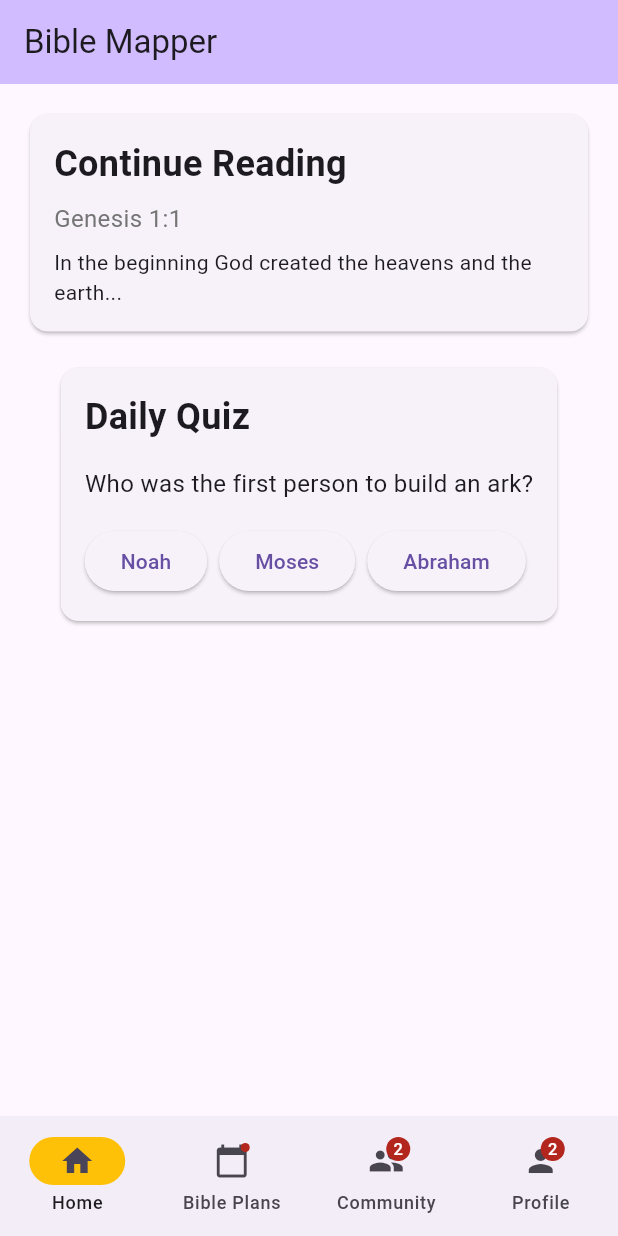
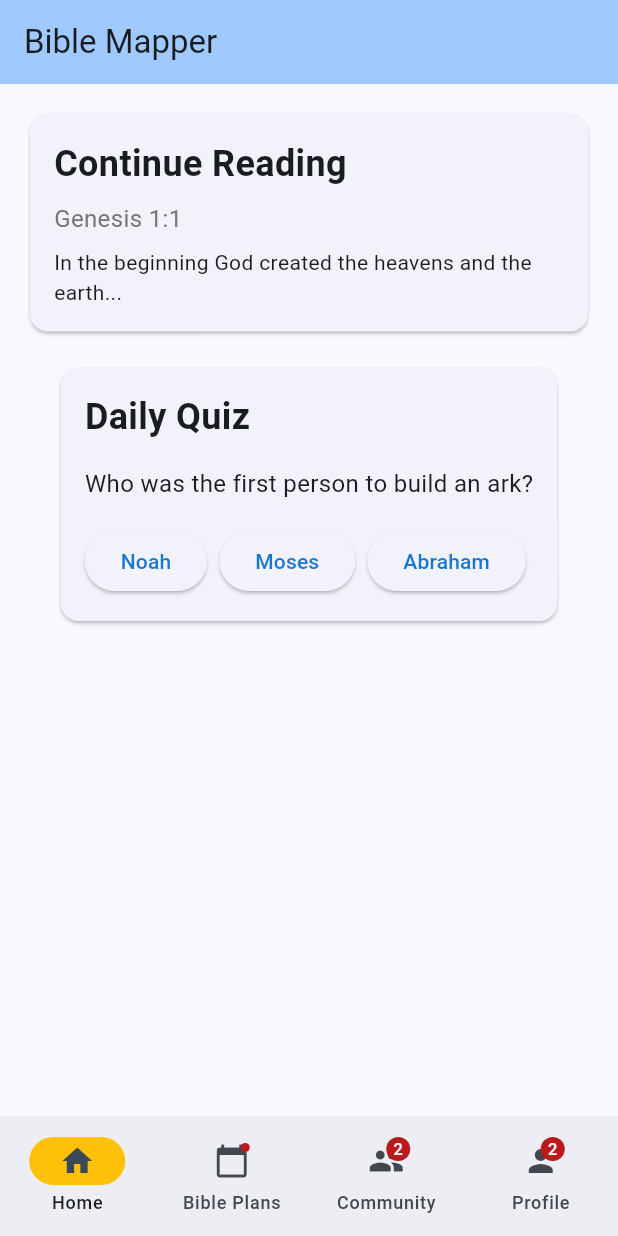
Before and after one commit to sk92129/biblemapper, a Flutter app: the screen it shows after launch, on a phone screen of 412 x 824 dp. Run offline on Flutter 3.47's test engine with Material 3 defaults, Android fonts, the phone set to English and light mode, and no system bars; our stand-ins replace flutter_bloc, go_router; generated files the repository leaves out were written again.

Commit message:
ADA accessibility

```diff
--- a/lib/main.dart
+++ b/lib/main.dart
@@ -42,15 +42,7 @@ class _MainAppState extends State<MainApp> {
   void initState() {
     super.initState();
     WidgetsBinding.instance.addPostFrameCallback((timeStamp) {
-      /*
-      try {
-        FirebaseMessaging.onMessage.listen((RemoteMessage message) {});
-        _setupInteractedMessage(context);
-      } catch (e) {
-        LoggingManager().logDebug('$e');
-      }
 
-       */
     });
   }
 
@@ -60,6 +52,41 @@ class _MainAppState extends State<MainApp> {
       debugShowCheckedModeBanner: false,
       title: "Bible Mapper",
       routerConfig: goRouter,
+
+      // Add accessibility features
+      theme: ThemeData(
+        useMaterial3: true,
+        brightness: Brightness.light,
+        colorScheme: ColorScheme.fromSeed(
+          seedColor: Colors.blue,
+          brightness: Brightness.light,
+        ).copyWith(
+          // Ensure sufficient color contrast (WCAG 2.1 compliant)
+          primary: Colors.blue.shade700,
+          secondary: Colors.teal.shade700,
+        ),
+        textTheme: Theme.of(context).textTheme.copyWith(
+          bodyLarge: const TextStyle(fontSize: 16.0),
+          bodyMedium: const TextStyle(fontSize: 14.0),
+          titleMedium: const TextStyle(fontSize: 16.0),
+        ),
+      ),
+
+      // Enable text scaling for accessibility
+      builder: (context, child) {
+        return MediaQuery(
+          data: MediaQuery.of(context).copyWith(
+            textScaleFactor: MediaQuery.of(context).textScaleFactor.clamp(1.0, 2.0),
+          ),
+          child: child!,
+        );
+      },
+
+      // Add semantics configuration
+      showSemanticsDebugger: false, // Set to true during development to visualize semantics
+      checkerboardRasterCacheImages: false,
+      checkerboardOffscreenLayers: false,
+
       localizationsDelegates: const [
         AppLocalizations.delegate,
         GlobalMaterialLocalizations.delegate,
```
Also changed, not shown: 1 other file.
